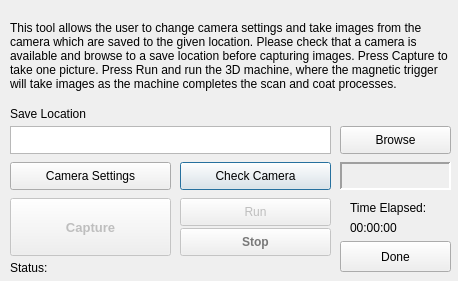
Qt form gui/dialogImageCapture.ui (Spinarakk/defectmonitor) before a commit.
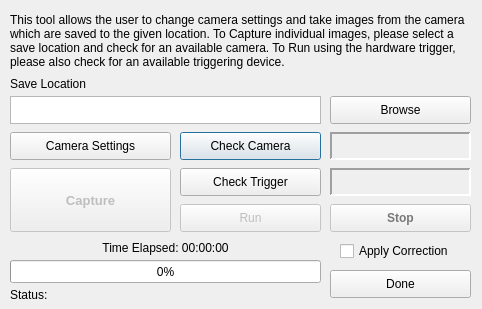
The same form after that commit. Icons and pictures are not drawn.

Commit message: July 3 - Removed the hardware trigger from the 3D machine and moved it to the office - Setup the camera and hooked it up to the laptop - Wrote some simple code to take pictures and set the settings (Mono8) - Tested hardware trigger (works properly) - Doesn't appear to require the grey cable - Need to refine the code to work with threads

```diff
--- a/gui/dialogImageCapture.ui
+++ b/gui/dialogImageCapture.ui
@@ -9,16 +9,10 @@
    <rect>
     <x>0</x>
     <y>0</y>
-    <width>458</width>
-    <height>281</height>
+    <width>482</width>
+    <height>309</height>
    </rect>
   </property>
-  <property name="maximumSize">
-   <size>
-    <width>458</width>
-    <height>281</height>
-   </size>
-  </property>
   <property name="windowTitle">
    <string>Image Capture</string>
   </property>
@@ -32,9 +26,9 @@
   <widget class="QLabel" name="labelCameraStatus">
    <property name="geometry">
     <rect>
-     <x>340</x>
-     <y>162</y>
-     <width>111</width>
+     <x>330</x>
+     <y>132</y>
+     <width>141</width>
      <height>28</height>
     </rect>
    </property>
@@ -61,8 +55,8 @@
    <property name="geometry">
     <rect>
      <x>180</x>
-     <y>162</y>
-     <width>151</width>
+     <y>132</y>
+     <width>141</width>
      <height>28</height>
     </rect>
    </property>
@@ -74,7 +68,7 @@
    <property name="geometry">
     <rect>
      <x>10</x>
-     <y>162</y>
+     <y>132</y>
      <width>161</width>
      <height>28</height>
     </rect>
@@ -87,8 +81,8 @@
    <property name="geometry">
     <rect>
      <x>10</x>
-     <y>126</y>
-     <width>321</width>
+     <y>96</y>
+     <width>311</width>
      <height>28</height>
     </rect>
    </property>
@@ -96,9 +90,9 @@
   <widget class="QPushButton" name="buttonBrowse">
    <property name="geometry">
     <rect>
-     <x>340</x>
-     <y>126</y>
-     <width>111</width>
+     <x>330</x>
+     <y>96</y>
+     <width>141</width>
      <height>28</height>
     </rect>
    </property>
@@ -110,7 +104,7 @@
    <property name="geometry">
     <rect>
      <x>10</x>
-     <y>106</y>
+     <y>76</y>
      <width>141</width>
      <height>16</height>
     </rect>
@@ -124,12 +118,12 @@
     <rect>
      <x>10</x>
      <y>10</y>
-     <width>441</width>
-     <height>91</height>
+     <width>461</width>
+     <height>61</height>
     </rect>
    </property>
    <property name="text">
-    <string>This tool allows the user to change camera settings and take images from the camera which are saved to the given location. Please check that a camera is available and browse to a save location before capturing images. Press Capture to take one picture. Press Run and run the 3D machine, where the magnetic trigger will take images as the machine completes the scan and coat processes.</string>
+    <string>This tool allows the user to change camera settings and take images from the camera which are saved to the given location. To Capture individual images, please select a save location and check for an available camera. To Run using the hardware trigger, please also check for an available triggering device.</string>
    </property>
    <property name="wordWrap">
     <bool>true</bool>
@@ -138,10 +132,10 @@
   <widget class="QPushButton" name="buttonDone">
    <property name="geometry">
     <rect>
-     <x>340</x>
-     <y>241</y>
-     <width>111</width>
-     <height>31</height>
+     <x>330</x>
+     <y>270</y>
+     <width>141</width>
+     <height>28</height>
     </rect>
    </property>
    <property name="text">
@@ -155,9 +149,9 @@
    <property name="geometry">
     <rect>
      <x>10</x>
-     <y>198</y>
+     <y>168</y>
      <width>161</width>
-     <height>58</height>
+     <height>64</height>
     </rect>
    </property>
    <property name="font">
@@ -178,8 +172,8 @@
    <property name="geometry">
     <rect>
      <x>180</x>
-     <y>198</y>
-     <width>151</width>
+     <y>204</y>
+     <width>141</width>
      <height>28</height>
     </rect>
    </property>
@@ -193,9 +187,9 @@
    </property>
    <property name="geometry">
     <rect>
-     <x>180</x>
-     <y>228</y>
-     <width>151</width>
+     <x>330</x>
+     <y>204</y>
+     <width>141</width>
      <height>28</height>
     </rect>
    </property>
@@ -249,34 +243,24 @@
   <widget class="QLabel" name="labelTimeElapsed">
    <property name="geometry">
     <rect>
-     <x>350</x>
-     <y>198</y>
-     <width>101</width>
+     <x>10</x>
+     <y>238</y>
+     <width>311</width>
      <height>20</height>
     </rect>
    </property>
    <property name="text">
-    <string>Time Elapsed:</string>
+    <string>Time Elapsed: 00:00:00</string>
    </property>
-  </widget>
-  <widget class="QLabel" name="labelTime">
-   <property name="geometry">
-    <rect>
-     <x>350</x>
-     <y>218</y>
-     <width>101</width>
-     <height>20</height>
-    </rect>
-   </property>
-   <property name="text">
-    <string>00:00:00</string>
+   <property name="alignment">
+    <set>Qt::AlignCenter</set>
    </property>
   </widget>
   <widget class="QLabel" name="labelStatusBar">
    <property name="geometry">
     <rect>
      <x>10</x>
-     <y>260</y>
+     <y>287</y>
      <width>321</width>
      <height>16</height>
     </rect>
@@ -285,6 +269,76 @@
     <string>Status:</string>
    </property>
   </widget>
+  <widget class="QProgressBar" name="progressBar">
+   <property name="geometry">
+    <rect>
+     <x>10</x>
+     <y>260</y>
+     <width>311</width>
+     <height>23</height>
+    </rect>
+   </property>
+   <property name="value">
+    <number>0</number>
+   </property>
+  </widget>
+  <widget class="QCheckBox" name="checkToggleCorrection">
+   <property name="geometry">
+    <rect>
+     <x>340</x>
+     <y>241</y>
+     <width>131</width>
+     <height>20</height>
+    </rect>
+   </property>
+   <property name="layoutDirection">
+    <enum>Qt::LeftToRight</enum>
+   </property>
+   <property name="text">
+    <string>Apply Correction</string>
+   </property>
+  </widget>
+  <widget class="QLabel" name="labelTriggerStatus">
+   <property name="geometry">
+    <rect>
+     <x>330</x>
+     <y>168</y>
+     <width>141</width>
+     <height>28</height>
+    </rect>
+   </property>
+   <property name="frameShape">
+    <enum>QFrame::Panel</enum>
+   </property>
+   <property name="frameShadow">
+    <enum>QFrame::Sunken</enum>
+   </property>
+   <property name="lineWidth">
+    <number>2</number>
+   </property>
+   <property name="midLineWidth">
+    <number>0</number>
+   </property>
+   <property name="text">
+    <string/>
+   </property>
+   <property name="alignment">
+    <set>Qt::AlignCenter</set>
+   </property>
+  </widget>
+  <widget class="QPushButton" name="buttonCheckTrigger">
+   <property name="geometry">
+    <rect>
+     <x>180</x>
+     <y>168</y>
+     <width>141</width>
+     <height>28</height>
+    </rect>
+   </property>
+   <property name="text">
+    <string>Check Trigger</string>
+   </property>
+  </widget>
  </widget>
  <resources>
   <include location="icons.qrc"/>
```
The commit also changes 6 other files.
